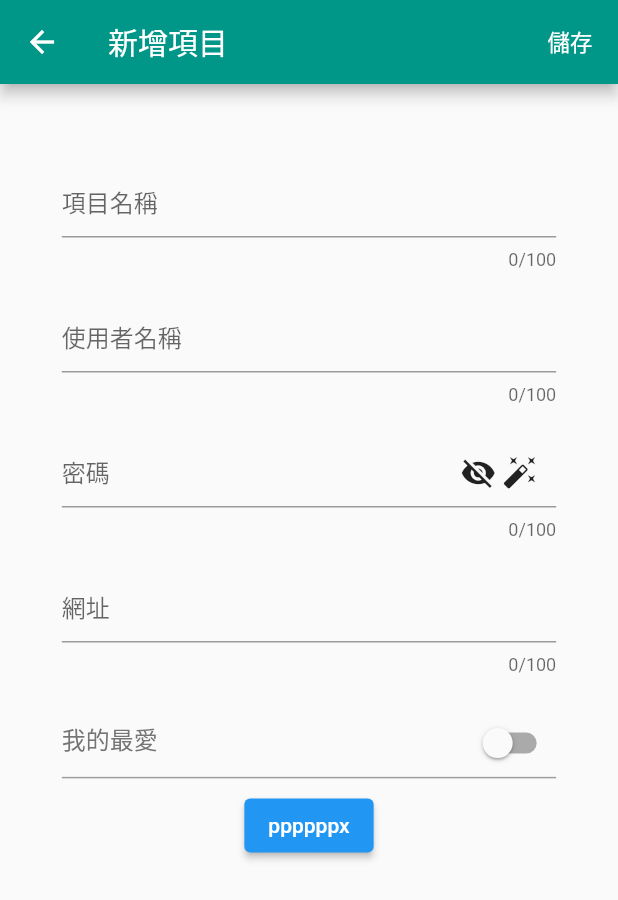
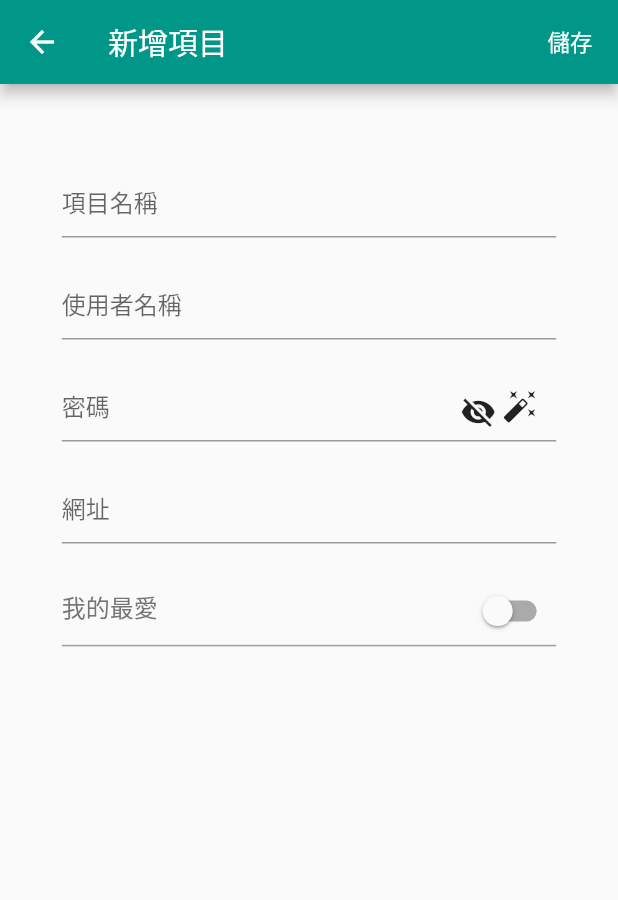
Before and after one commit to toolsPeter/d54test1, a Flutter app: the addpage screen opened directly with empty values, on a phone screen of 412 x 824 dp. Shown: the top 900 px of the screen. Run offline on Flutter 3.47's test engine with Material 3 defaults, Android fonts, the phone set to English and light mode, and no system bars; our stand-ins replace sqflite; accounts and stored records are empty.

Commit message:
d54test1

```diff
--- a/lib/addpage.dart
+++ b/lib/addpage.dart
@@ -1,9 +1,8 @@
-// import 'package:flutter/cupertino.dart';
 import 'package:flutter/material.dart';
 import 'package:d54test1/Database/Manager/Datamanager.dart';
+import 'package:flutter/services.dart';
 
 class addpage extends StatefulWidget {
-  // const addpage({super.key});
   final int id;
 
   addpage({required this.id});
@@ -19,8 +18,11 @@ class _addpageState extends State<addpage> {
   TextEditingController _username = TextEditingController();
   TextEditingController _password = TextEditingController();
   TextEditingController _URL = TextEditingController();
+  bool _URLcheck = false;
+  var _URLerror = "";
+  var _reg =RegExp(r'^(https?:\/\/)?([a-z,A-Z,0-9,-,_]+\.)+[a-z,A-Z]{2,6}$');
+
   bool _passwordvis = true;
-
   @override
   void initState() {
     super.initState();
@@ -57,7 +59,7 @@ class _addpageState extends State<addpage> {
           child: Column(
             children: [
               TextField(
-                maxLength: 100,
+                inputFormatters: [LengthLimitingTextInputFormatter(100)],
                 controller: _projectname,
                 decoration: InputDecoration(hintText: "項目名稱"),
               ),
@@ -65,7 +67,7 @@ class _addpageState extends State<addpage> {
                 height: 20,
               ),
               TextField(
-                maxLength: 100,
+                inputFormatters: [LengthLimitingTextInputFormatter(100)],
                 controller:  _username,
                 keyboardType: TextInputType.emailAddress,
                 decoration: InputDecoration(hintText: "使用者名稱"),
@@ -76,7 +78,7 @@ class _addpageState extends State<addpage> {
               Stack(
                 children: [
                   TextField(
-                maxLength: 100,
+                    inputFormatters: [LengthLimitingTextInputFormatter(100)],
                     controller: _password,
                     obscureText: _passwordvis,
                     decoration: InputDecoration(
@@ -89,16 +91,17 @@ class _addpageState extends State<addpage> {
                           onPressed: () {}, icon: Icon(Icons.auto_fix_high))),
                   Positioned(
                       right: 40,
-                      height: 50,
+                      height: 40,
+                      bottom: 0,
                       child: GestureDetector(
                         onLongPress: (){
                           setState(() {
-                            _passwordvis =!_passwordvis;
+                            _passwordvis =false;
                           });
                         },
                         onLongPressUp: (){
                           setState(() {
-                            _passwordvis =!_passwordvis;
+                            _passwordvis =true;
                           });
                         },
                         child: Icon(_passwordvis ? Icons.visibility_off:Icons.visibility),
@@ -109,27 +112,35 @@ class _addpageState extends State<addpage> {
                 height: 20,
               ),
               TextField(
-                maxLength: 100,
+                inputFormatters: [LengthLimitingTextInputFormatter(100)],
                 controller: _URL,
                 keyboardType: TextInputType.url,
-                decoration: InputDecoration(hintText: "網址"),
+                decoration: InputDecoration(hintText: "網址",
+                errorText: _URLcheck? _URLerror:null),
+                onChanged: (value){
+                  print(_URL.text);
+                    print(_reg.hasMatch(value));
+                  setState(() {
+                    _URLcheck = false;
+                  });
+                  if(!_reg.hasMatch(_URL.text)){
+                  setState(() {
+                    _URLerror = "請輸入正確網址格式";
+                    _URLcheck = true;
+                  });
+                  }
+                },
               ),
               SizedBox(
                 height: 30,
               ),
               Stack(
                 children: [
-                  Container(
-                    height: 30,
-                    width: width * 0.8,
-                    child: Positioned(
-                      left: 0,
-                      child: Text(
-                        "我的最愛",
-                        style: TextStyle(fontSize: 16, color: Colors.grey[600]),
-                      ),
-                    ),
-                  ),
+                  Positioned(
+                      child: Container(
+                        height: 30,
+                      width: width * 0.8,
+                          child: Text("我的最愛",style: TextStyle(fontSize: 16, color: Colors.grey[600])))),
                   Positioned(
                     height: 30,
                     right: 0,
@@ -149,9 +160,6 @@ class _addpageState extends State<addpage> {
                 color: Colors.grey,
                 thickness: 1,
               ),
-              ElevatedButton(onPressed: () {
-                datamanager.instance.query(_projectname.text);
-              }, child: Text("ppppppx"))
             ],
           ),
         ),
--- a/lib/loginpage.dart
+++ b/lib/loginpage.dart
@@ -80,7 +80,7 @@ class _loginpageState extends State<loginpage> {
                               borderSide: BorderSide(color: Colors.black)),
                           hintText: "主密碼",
                           hintStyle: TextStyle(color: Colors.grey),
-                          suffix: GestureDetector(
+                          suffixIcon: GestureDetector(
                             onLongPress: () {
                               setState(() {
                                 _sxf = false;
@@ -91,8 +91,8 @@ class _loginpageState extends State<loginpage> {
                                 _sxf = true;
                               });
                             },
-                            child: Icon(
-                                _sxf ? Icons.visibility_off : Icons.visibility),
+                            child:
+                            Icon(_sxf ? Icons.visibility_off : Icons.visibility,color: Colors.black,),
                           )),
                     ),
                   ),
```
Also changed, not shown: lib/signuppage.dart (+4 -4 lines).
